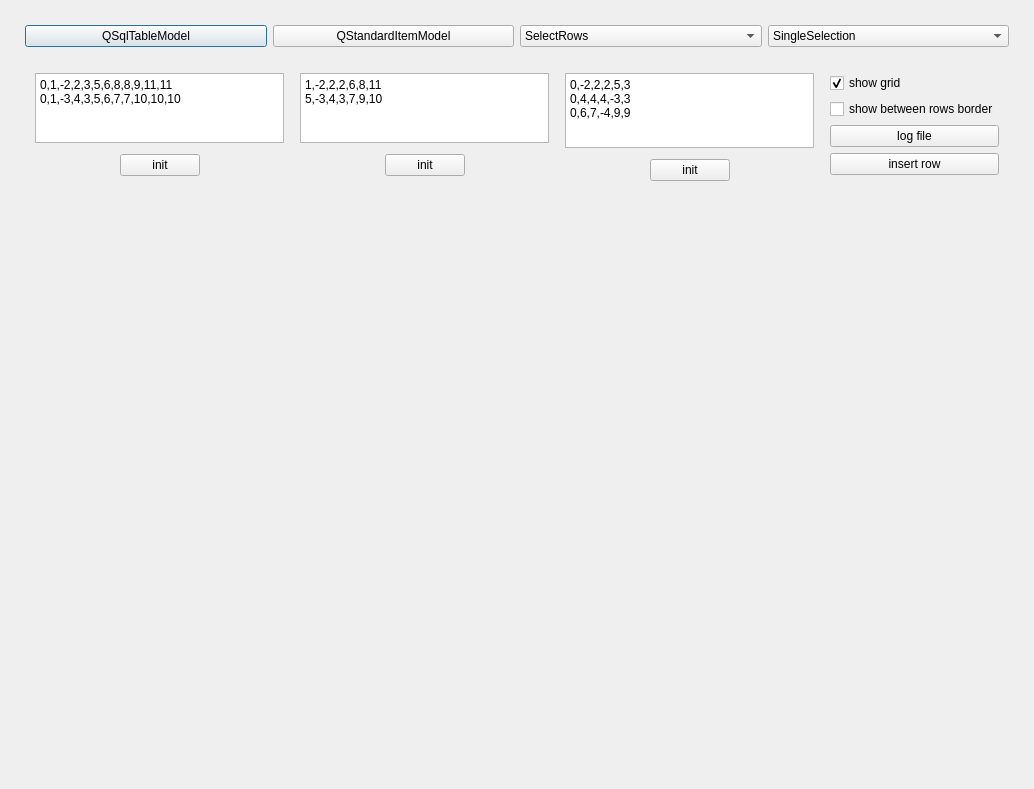
First picture: the form in QpTableView_test/dialog.ui, repository PavelDorofeev/How-to-create-own-QTableView-with-new-capabilities, before the edit.
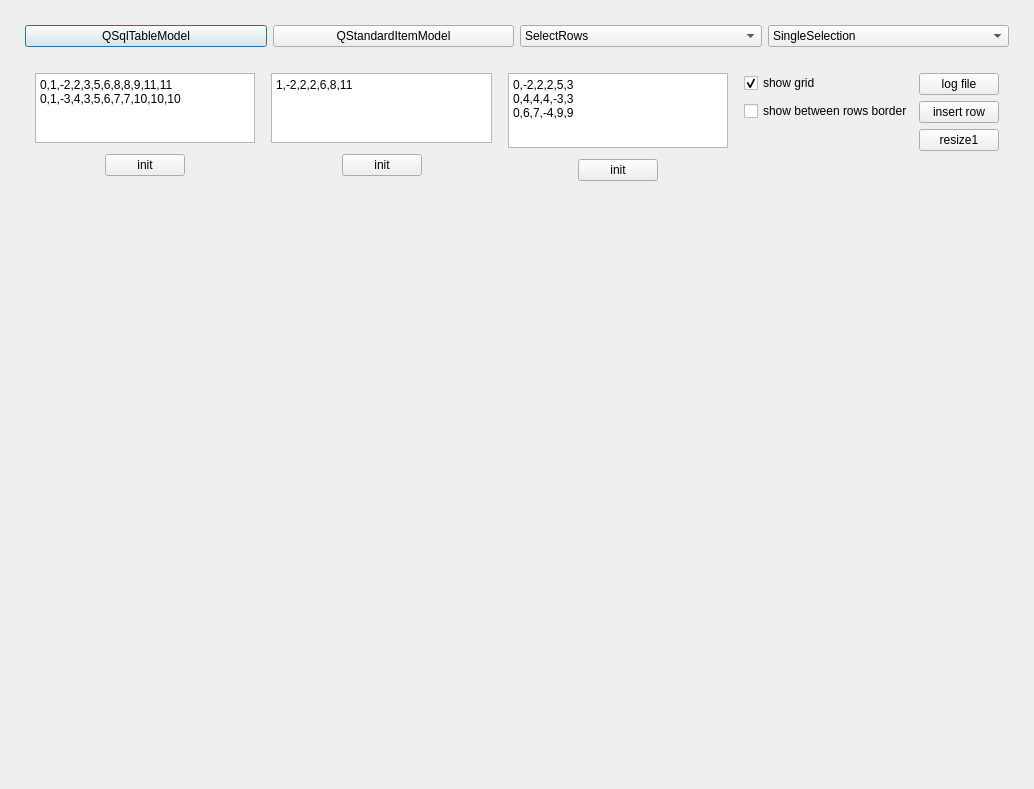
Second picture: the form after the edit.

Diff of the .ui file:
```diff
--- a/QpTableView_test/dialog.ui
+++ b/QpTableView_test/dialog.ui
@@ -228,8 +228,7 @@
             </size>
            </property>
            <property name="plainText">
-            <string>1,-2,2,2,6,8,11
-5,-3,4,3,7,9,10</string>
+            <string>1,-2,2,2,6,8,11</string>
            </property>
           </widget>
          </item>
@@ -356,11 +355,11 @@
         </layout>
        </item>
        <item>
-        <layout class="QVBoxLayout" name="verticalLayout_6">
+        <layout class="QFormLayout" name="formLayout">
          <property name="margin">
           <number>5</number>
          </property>
-         <item>
+         <item row="0" column="0">
           <widget class="QCheckBox" name="chk_grid_on">
            <property name="text">
             <string>show grid</string>
@@ -370,27 +369,34 @@
            </property>
           </widget>
          </item>
-         <item>
+         <item row="1" column="0">
           <widget class="QCheckBox" name="chk_betweenRowsBorder">
            <property name="text">
             <string>show between rows border</string>
            </property>
           </widget>
          </item>
-         <item>
+         <item row="0" column="1">
           <widget class="QPushButton" name="btn_logFile">
            <property name="text">
             <string>log file</string>
            </property>
           </widget>
          </item>
-         <item>
+         <item row="1" column="1">
           <widget class="QPushButton" name="btn_insertRow">
            <property name="text">
             <string>insert row</string>
            </property>
           </widget>
          </item>
+         <item row="2" column="1">
+          <widget class="QPushButton" name="btn_resize1">
+           <property name="text">
+            <string>resize1</string>
+           </property>
+          </widget>
+         </item>
         </layout>
        </item>
       </layout>
```
